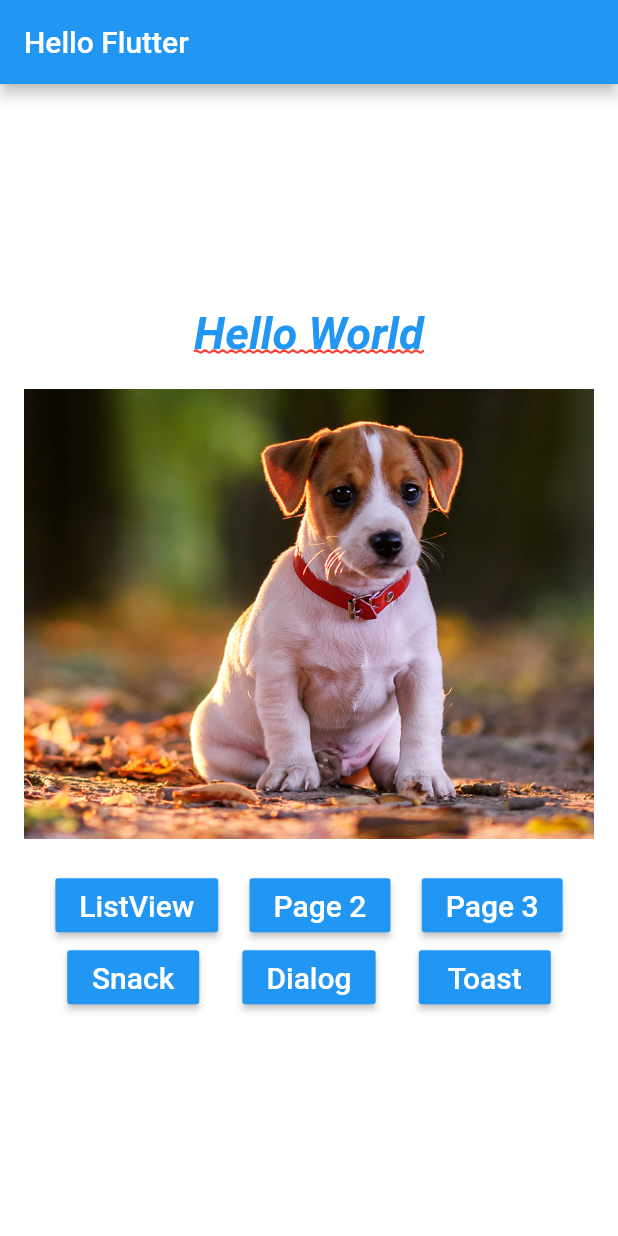
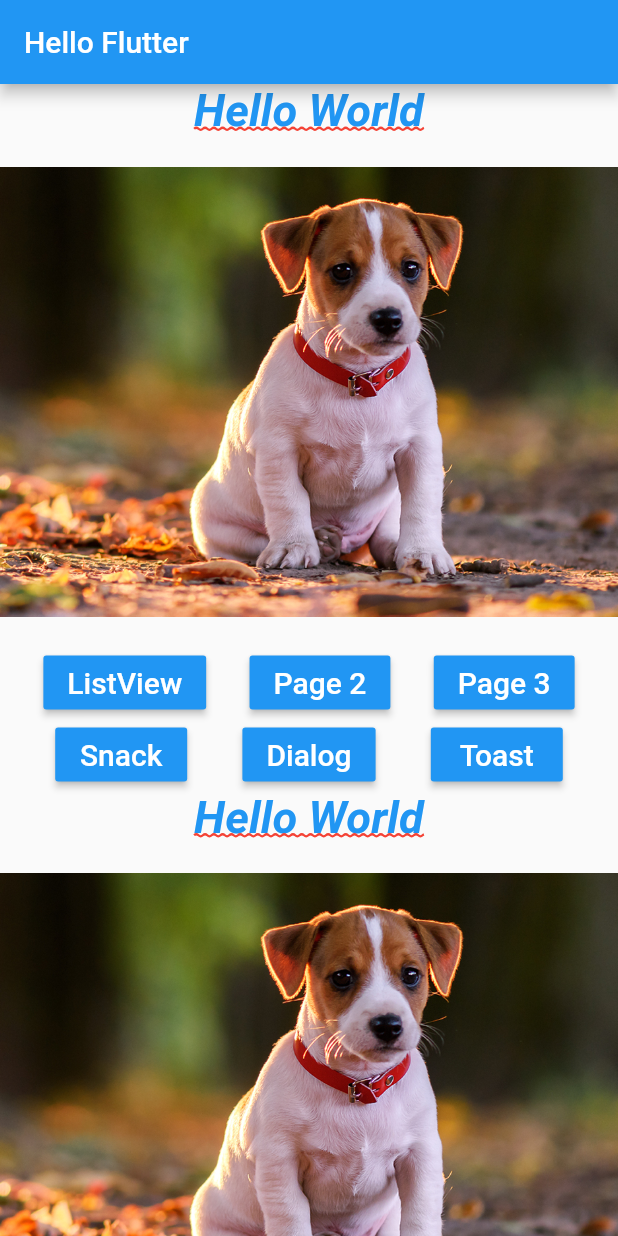
Before and after one commit to tharlesamaro/flutter-estudo-basico-sobre-layout, a Flutter app: the screen it shows after launch, on a phone screen of 412 x 824 dp. Run offline on Flutter 3.47's test engine with Material 2 defaults, Android fonts, the phone set to English and light mode, and no system bars.

```diff
--- a/lib/home_page.dart
+++ b/lib/home_page.dart
@@ -15,12 +15,17 @@ class HomePage extends StatelessWidget {
   }
 
   _body(context) {
-    return Container(
-      color: Colors.white,
-      padding: const EdgeInsets.all(16),
+    return SingleChildScrollView(
       child: Column(
         mainAxisAlignment: MainAxisAlignment.center,
-        children: <Widget>[_text(), _pageView(), _buttons()],
+        children: <Widget>[
+          _text(),
+          _pageView(),
+          _buttons(),
+          _text(),
+          _pageView(),
+          _buttons(),
+        ],
       ),
     );
   }
```
